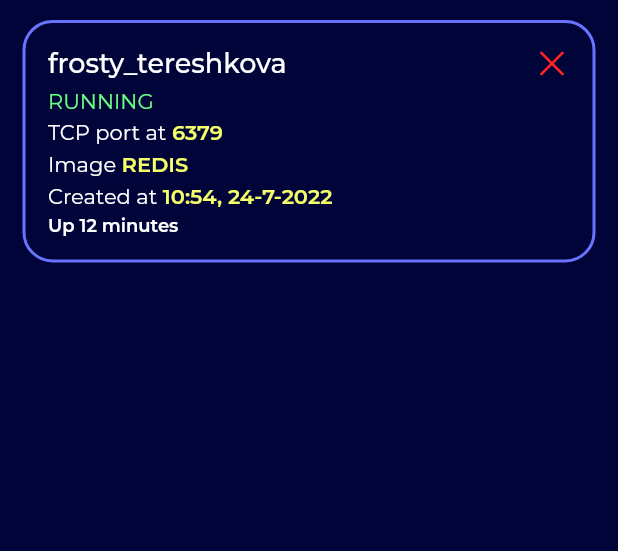
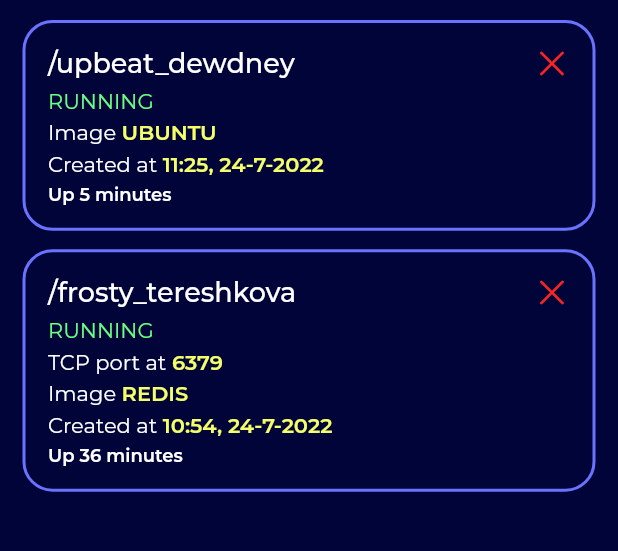
Before and after one commit to 44t4nk1/spinner, a Flutter app: the screen it shows after launch, on a phone screen of 412 x 824 dp, the part 64-615 px from its top. Run offline on Flutter 3.47's test engine with Material 2 defaults, Android fonts, the phone set to English and light mode, and no system bars; our stand-ins replace google_fonts.

Commit message:
done dash

```diff
--- a/lib/app/features/dashboard/presentation/screens/dashboard_screen.dart
+++ b/lib/app/features/dashboard/presentation/screens/dashboard_screen.dart
@@ -1,5 +1,6 @@
 import 'package:flutter/material.dart';
 import 'package:spinner/app/features/dashboard/presentation/widgets/dashboard_card.dart';
+import 'package:spinner/app/helpers/size.dart';
 import 'package:spinner/app/styles/colors.dart';
 import 'package:spinner/app/styles/fonts.dart';
 
@@ -8,19 +9,30 @@ class DashboardScreen extends StatelessWidget {
 
   final List<Map<String, dynamic>> dockers = const [
     {
-      'id': '8fd025f4da42f0694ffcf2cbd3ba04f82df9e7b8fff4c6784e6588bb3dcf88cb',
-      'name': 'frosty_tereshkova',
-      'image': 'redis',
-      'created': 1658660078,
-      'portType': 'tcp',
-      'port': 6379,
-      'state': 'running',
-      'status': 'Up 12 minutes',
+      "id": "f5f83c51682790011659c352ae5716f56fa62eee921da45a46e14f25ae57f607",
+      "name": "/upbeat_dewdney",
+      "image": "ubuntu",
+      "created": 1658661916,
+      "port": 0,
+      "portType": "NA",
+      "state": "running",
+      "status": "Up 5 minutes"
     },
+    {
+      "id": "8fd025f4da42f0694ffcf2cbd3ba04f82df9e7b8fff4c6784e6588bb3dcf88cb",
+      "name": "/frosty_tereshkova",
+      "image": "redis",
+      "created": 1658660078,
+      "port": 6379,
+      "portType": "tcp",
+      "state": "running",
+      "status": "Up 36 minutes"
+    }
   ];
 
   @override
   Widget build(BuildContext context) {
+    SizeHelper sh = SizeHelper(context);
     return Scaffold(
       backgroundColor: primaryBlue,
       appBar: AppBar(
@@ -35,15 +47,21 @@ class DashboardScreen extends StatelessWidget {
         padding: const EdgeInsets.symmetric(horizontal: 15),
         child: Column(
           children: [
-            DashboardCard(
-              status: dockers[0]['status'],
-              state: dockers[0]['state'],
-              name: dockers[0]['name'],
-              createdAt: dockers[0]['created'],
-              image: dockers[0]['image'],
-              portType: dockers[0]['portType'],
-              port: dockers[0]['port'],
-            )
+            for (int i = 0; i < dockers.length; i++)
+              Padding(
+                padding: EdgeInsets.only(
+                  bottom: sh.hHelper(1.5),
+                ),
+                child: DashboardCard(
+                  status: dockers[i]['status'],
+                  state: dockers[i]['state'],
+                  name: dockers[i]['name'],
+                  createdAt: dockers[i]['created'],
+                  image: dockers[i]['image'],
+                  portType: dockers[i]['portType'],
+                  port: dockers[i]['port'],
+                ),
+              )
           ],
         ),
       ),
--- a/lib/app/features/dashboard/presentation/widgets/dashboard_card.dart
+++ b/lib/app/features/dashboard/presentation/widgets/dashboard_card.dart
@@ -81,9 +81,11 @@ class DashboardCard extends StatelessWidget {
                       ),
                     )
                   : const SizedBox(),
-              SizedBox(
-                height: sh.hHelper(0.5),
-              ),
+              port != 0
+                  ? SizedBox(
+                      height: sh.hHelper(0.5),
+                    )
+                  : const SizedBox(),
               RichText(
                 text: TextSpan(
                   style: portTextFont,
```
